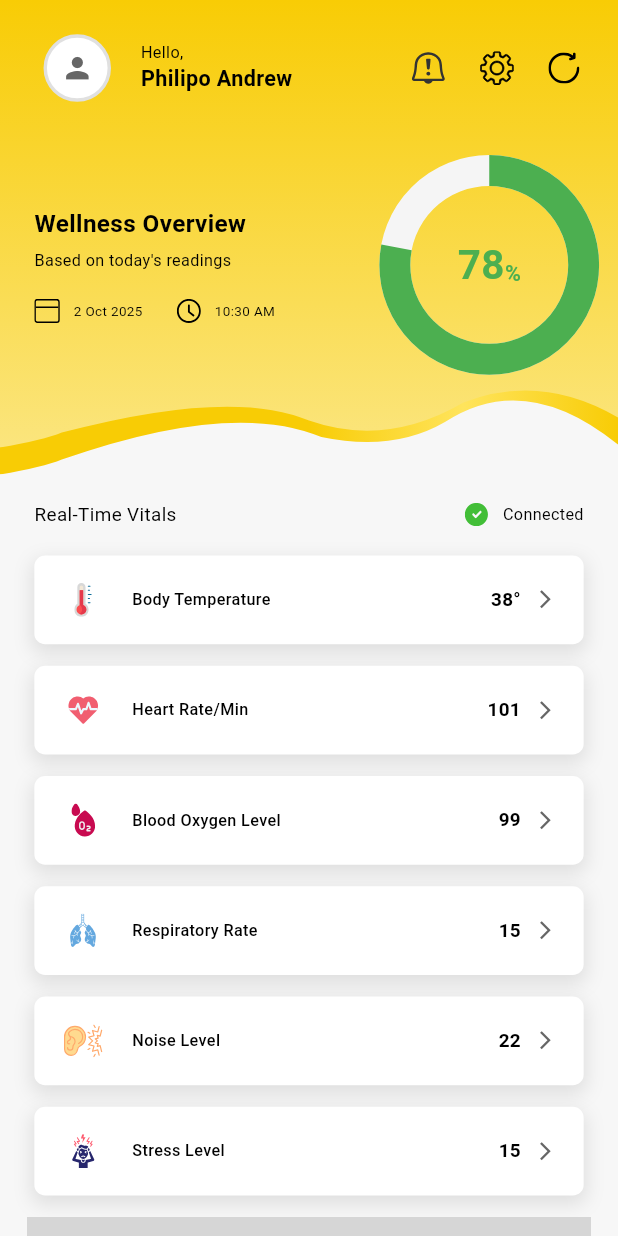
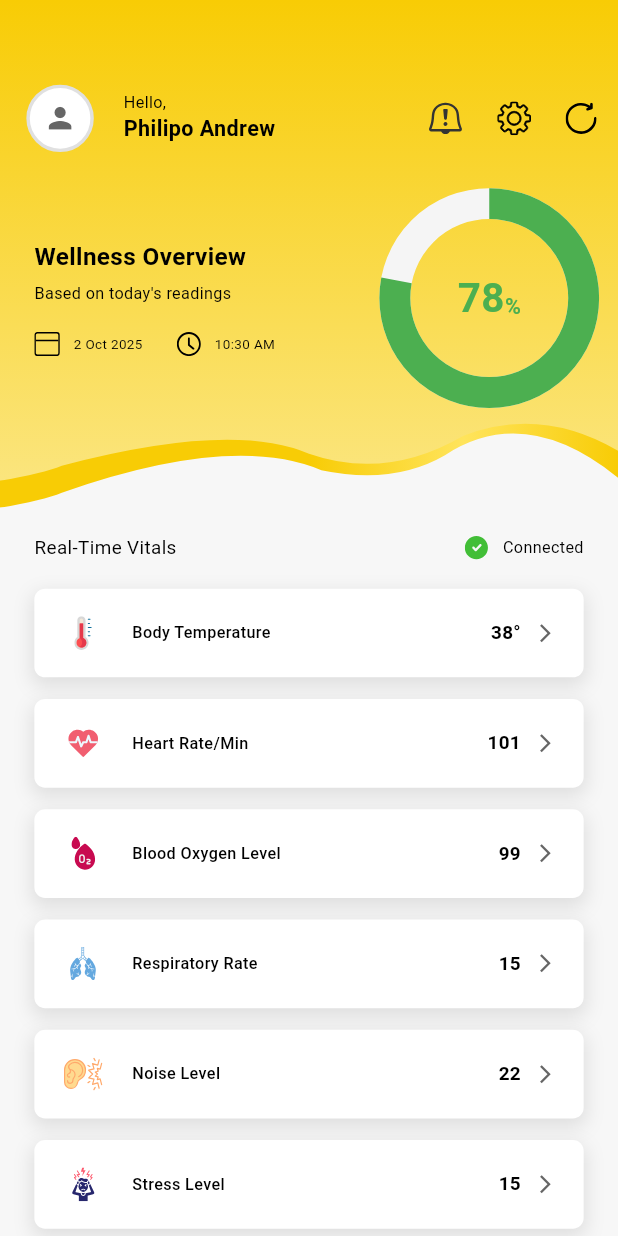
Before and after one commit to ahmedelgendyfci/task_pr, a Flutter app: the screen it shows after launch, on a phone screen of 412 x 824 dp. Run offline on Flutter 3.47's test engine with Material 3 defaults, Android fonts, the phone set to English and light mode, and no system bars; our stand-ins replace dartz, equatable, flutter_bloc, flutter_screenutil, flutter_svg, freezed_annotation and 1 more; missing offline and left inert: sliding_action_button; grey boxes are pictures that could not be loaded.

```diff
--- a/lib/features/home/presentation/pages/home_page.dart
+++ b/lib/features/home/presentation/pages/home_page.dart
@@ -39,6 +39,7 @@ class _HomePageState extends State<HomePage> {
     return Scaffold(
       backgroundColor: ColorManager.background,
       body: SafeArea(
+        top: false,
         child: BlocConsumer<HomeCubit, HomeState>(
           listener: (context, state) {
             if (state is HomeError) {
@@ -71,7 +72,7 @@ class _HomePageState extends State<HomePage> {
                 color: ColorManager.primary,
                 backgroundColor: ColorManager.surface,
                 child: SingleChildScrollView(
-                  physics: const AlwaysScrollableScrollPhysics(),
+                  physics: const BouncingScrollPhysics(),
                   child: Column(
                     children: [
                       Column(
@@ -109,6 +110,7 @@ class _HomePageState extends State<HomePage> {
                                     ),
                                     child: Column(
                                       children: [
+                                        SizedBox(height: 50.h),
                                         UserProfileSection(
                                           userProfile:
                                               state.wellnessData.userProfile,
@@ -142,6 +144,9 @@ class _HomePageState extends State<HomePage> {
                         onSOSTriggered: (isTriggered) =>
                             context.read<HomeCubit>().triggerSOSAlert(isTriggered, context),
                       ),
+
+
+                      SizedBox(height: 30.h),
                     ],
                   ),
                 ),
--- a/lib/features/home/presentation/widgets/sos_button_section.dart
+++ b/lib/features/home/presentation/widgets/sos_button_section.dart
@@ -28,6 +28,7 @@ class _SOSButtonSectionState extends State<SOSButtonSection>{
       circleSlidingButtonSize: 45.w,
       leftEdgeSpacing: 3.w,
       rightEdgeSpacing: 3.w,
+      slideActionButtonType: SlideActionButtonType.slideActionWithLoaderButton,
       initialSlidingActionLabel: 'Slide For SOS',
       finalSlidingActionLabel: 'SOS',
       circleSlidingButtonIcon: Icon(Icons.sos, color: ColorManager.textOnDark),
--- a/lib/features/home/presentation/widgets/user_profile_section.dart
+++ b/lib/features/home/presentation/widgets/user_profile_section.dart
@@ -20,7 +20,7 @@ class UserProfileSection extends StatelessWidget {
       children: [
         // Top section with user profile and action icons
         Padding(
-          padding: EdgeInsets.all(20.w),
+          padding: EdgeInsets.all(10.w),
           child: Row(
             children: [
               // Avatar
```
Also changed, not shown: 1 other file.
